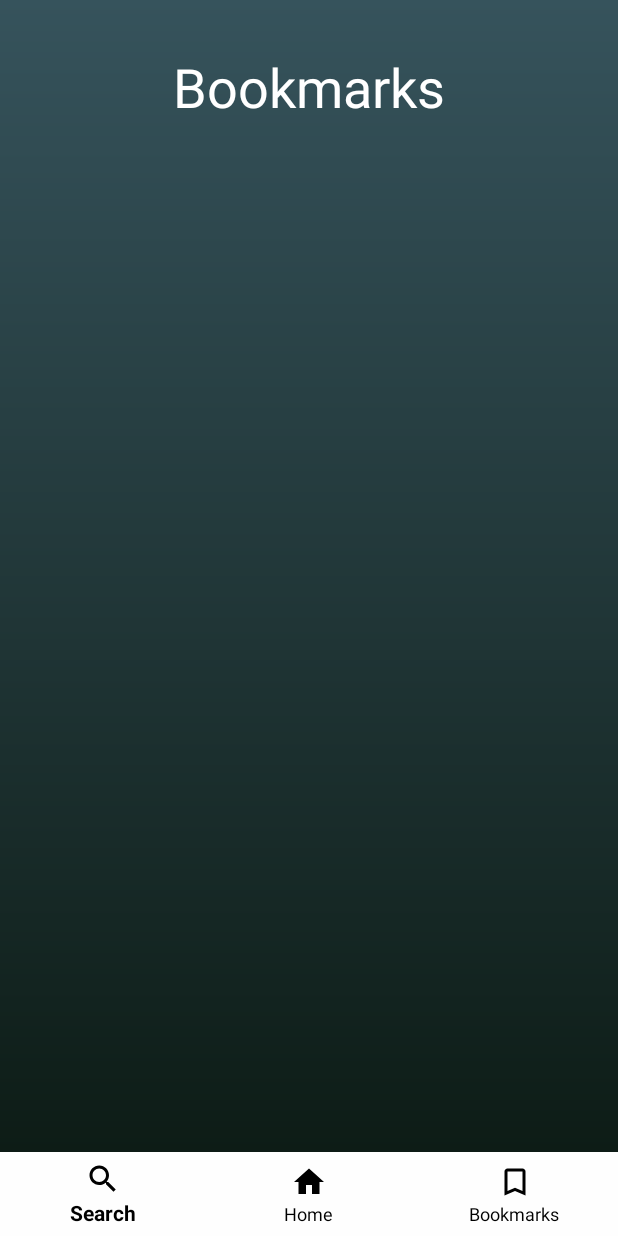
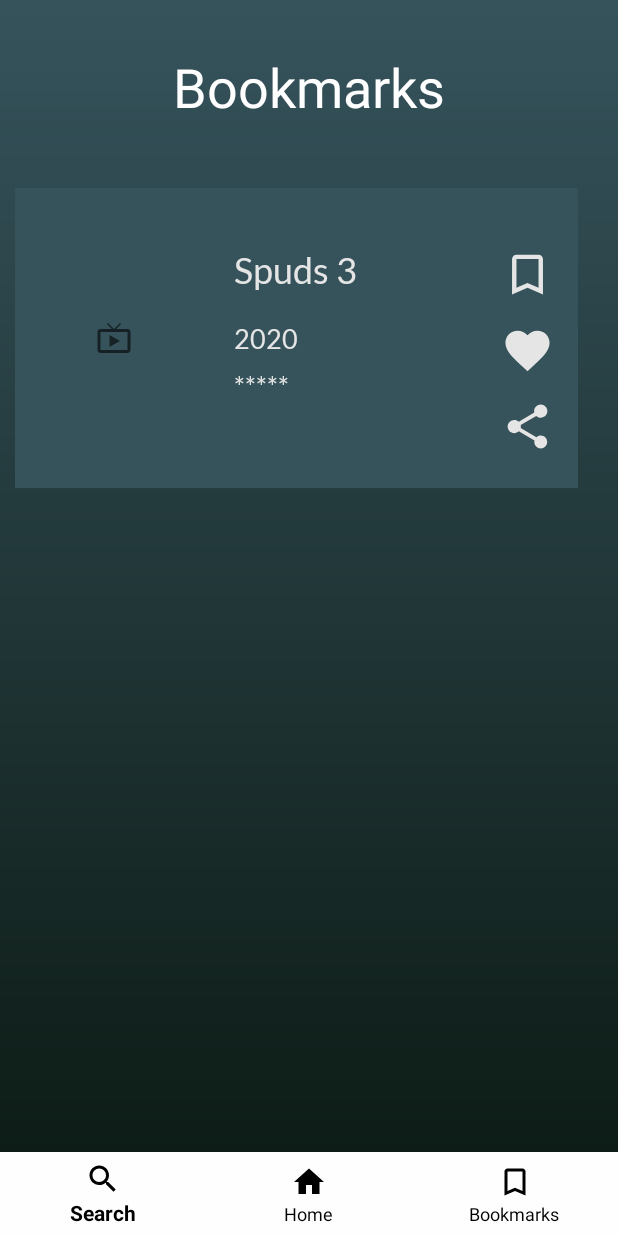
Before and after one commit to LuMolinari/Couch_Potato, an Android app: the fragment BookmarksFragment placed in its activity, on a phone screen of 412 x 824 dp. Run offline under Robolectric (Android 15) with nearby library versions, the phone set to English and light mode, and no system bars.

Commit message:
Add bookmark items and recyclerview

```diff
--- /dev/null
+++ b/app/src/main/java/com/example/couchpotato/BookmarkAdapter.java
@@ -0,0 +1,59 @@
+package com.example.couchpotato;
+
+import android.view.LayoutInflater;
+import android.view.View;
+import android.view.ViewGroup;
+import android.widget.ImageView;
+import android.widget.TextView;
+
+import androidx.annotation.NonNull;
+import androidx.recyclerview.widget.RecyclerView;
+
+import java.util.ArrayList;
+
+public class BookmarkAdapter extends RecyclerView.Adapter<BookmarkAdapter.ViewHolder>{
+
+    private ArrayList<BookmarkItem> mBookmarkItems;
+
+    public BookmarkAdapter(ArrayList<BookmarkItem> bookmarkItems){
+        mBookmarkItems = bookmarkItems;
+    }
+
+    public static class ViewHolder extends RecyclerView.ViewHolder {
+        public ImageView moviePoster;
+        public TextView movieTitle, releaseYear, reviewScore;
+
+        public ViewHolder(@NonNull View itemView) {
+            super(itemView);
+            moviePoster = itemView.findViewById(R.id.img_moviePoster);
+            movieTitle = itemView.findViewById(R.id.tv_movieTitle);
+            releaseYear = itemView.findViewById(R.id.tv_releaseYear);
+            reviewScore = itemView.findViewById(R.id.tv_reviewScore);
+
+        }
+    }
+
+    @NonNull
+    @Override
+    public ViewHolder onCreateViewHolder(@NonNull ViewGroup parent, int viewType) {
+        LayoutInflater layoutInflater = LayoutInflater.from(parent.getContext());
+        View view = layoutInflater.inflate(R.layout.item_bookmark, parent, false);
+        ViewHolder viewHolder = new ViewHolder(view);
+        return viewHolder;
+    }
+
+    @Override
+    public void onBindViewHolder(@NonNull ViewHolder holder, int position) {
+        BookmarkItem currentItem = mBookmarkItems.get(position);
+        holder.moviePoster.setImageResource(currentItem.getMoviePoster());
+        holder.movieTitle.setText(currentItem.getMovieTitle());
+        holder.releaseYear.setText(currentItem.getReleaseYear());
+        holder.reviewScore.setText(currentItem.getReviewScore());
+    }
+
+    @Override
+    public int getItemCount() {
+        return mBookmarkItems.size();
+    }
+
+}
--- /dev/null
+++ b/app/src/main/java/com/example/couchpotato/BookmarkItem.java
@@ -0,0 +1,32 @@
+package com.example.couchpotato;
+
+import android.media.Image;
+
+public class BookmarkItem {
+    private int mMoviePoster;
+    private String mMovieTitle, mReleaseYear, mReviewScore;
+
+    public BookmarkItem (int moviePoster, String movieTitle, String releaseYear, String reviewScore){
+        mMoviePoster = moviePoster;
+        mMovieTitle = movieTitle;
+        mReleaseYear = releaseYear;
+        mReviewScore = reviewScore;
+    }
+
+
+    public int getMoviePoster() {
+        return mMoviePoster;
+    }
+
+    public String getMovieTitle() {
+        return mMovieTitle;
+    }
+
+    public String getReleaseYear() {
+        return mReleaseYear;
+    }
+
+    public String getReviewScore() {
+        return mReviewScore;
+    }
+}
--- a/app/src/main/java/com/example/couchpotato/BookmarksFragment.java
+++ b/app/src/main/java/com/example/couchpotato/BookmarksFragment.java
@@ -7,11 +7,42 @@ import android.view.ViewGroup;
 
 import androidx.annotation.NonNull;
 import androidx.annotation.Nullable;
+import androidx.fragment.app.Fragment;
+import androidx.recyclerview.widget.DefaultItemAnimator;
+import androidx.recyclerview.widget.RecyclerView;
 
-public class BookmarksFragment extends androidx.fragment.app.Fragment {
+import java.util.ArrayList;
+
+public class BookmarksFragment extends Fragment {
+
+    RecyclerView bookmarkRecyclerView;
+    BookmarkAdapter bookmarkAdapter;
+    ArrayList<BookmarkItem> bookmarkItems;
+
+    public BookmarksFragment(){
+
+    }
+
+    @Override
+    public void onCreate(Bundle savedInstanceState) {
+        super.onCreate(savedInstanceState);
+    }
+
     @Nullable
     @Override
     public View onCreateView(@NonNull LayoutInflater inflater, @Nullable ViewGroup container, @Nullable Bundle savedInstanceState) {
-        return inflater.inflate(R.layout.bookmarks_fragment, container, false);
+        bookmarkItems = new ArrayList<>();
+        bookmarkItems.add(new BookmarkItem(R.drawable.ic_baseline_live_tv_24, "Spuds 3", "2020", "*****"));
+
+        // build recycler view
+        final View rootView = inflater.inflate(R.layout.bookmarks_fragment, container, false);
+        bookmarkRecyclerView = (RecyclerView) rootView.findViewById(R.id.bookmarksRecyclerView);
+        bookmarkRecyclerView.setHasFixedSize(true);
+        bookmarkAdapter = new BookmarkAdapter(bookmarkItems);
+        bookmarkRecyclerView.setAdapter(bookmarkAdapter);
+        bookmarkRecyclerView.setItemAnimator(new DefaultItemAnimator());
+
+        return rootView;
     }
+
 }
--- a/app/src/main/res/layout/bookmarks_fragment.xml
+++ b/app/src/main/res/layout/bookmarks_fragment.xml
@@ -3,7 +3,9 @@
     xmlns:app="http://schemas.android.com/apk/res-auto"
     android:layout_width="match_parent"
     android:layout_height="match_parent"
-    android:background="@drawable/gradient_background">
+    xmlns:tools="http://schemas.android.com/tools"
+    android:background="@drawable/gradient_background"
+    tools:context=".BookmarksFragment">
 
     <androidx.constraintlayout.widget.Guideline
         android:id="@+id/guideline9"
@@ -25,20 +27,15 @@
         app:layout_constraintTop_toTopOf="parent" />
 
 
-    <ScrollView
-        android:id="@+id/BookmarksScrollView"
+    <androidx.recyclerview.widget.RecyclerView
+        android:id="@+id/bookmarksRecyclerView"
         android:layout_width="0dp"
         android:layout_height="0dp"
         android:layout_margin="10dp"
         app:layout_constraintBottom_toBottomOf="parent"
         app:layout_constraintEnd_toEndOf="parent"
         app:layout_constraintStart_toStartOf="parent"
-        app:layout_constraintTop_toTopOf="@+id/guideline9">
-
-        <LinearLayout
-            android:layout_width="match_parent"
-            android:layout_height="wrap_content"
-            android:orientation="vertical" />
-    </ScrollView>
+        app:layout_constraintTop_toTopOf="@+id/guideline9"
+        app:layoutManager="androidx.recyclerview.widget.LinearLayoutManager" />
 
 </androidx.constraintlayout.widget.ConstraintLayout>
--- /dev/null
+++ b/app/src/main/res/layout/item_bookmark.xml
@@ -0,0 +1,99 @@
+<?xml version="1.0" encoding="utf-8"?>
+<androidx.constraintlayout.widget.ConstraintLayout
+    xmlns:android="http://schemas.android.com/apk/res/android"
+    xmlns:app="http://schemas.android.com/apk/res-auto"
+    xmlns:tools="http://schemas.android.com/tools"
+    android:layout_width="375dp"
+    android:layout_height="200dp"
+    android:background="@color/textFieldBackground" >
+
+
+    <ImageView
+        android:id="@+id/img_moviePoster"
+        android:layout_width="100dp"
+        android:layout_height="wrap_content"
+        android:layout_marginStart="16dp"
+        android:layout_marginLeft="16dp"
+        android:textColor="@color/whiteText"
+        app:layout_constraintBottom_toBottomOf="parent"
+        app:layout_constraintStart_toStartOf="parent"
+        app:layout_constraintTop_toTopOf="parent"
+        tools:srcCompat="@tools:sample/avatars" />
+
+    <TextView
+        android:id="@+id/tv_movieTitle"
+        android:layout_width="wrap_content"
+        android:layout_height="wrap_content"
+        android:layout_marginStart="30dp"
+        android:layout_marginLeft="30dp"
+        android:layout_marginTop="40dp"
+        android:fontFamily="@font/lato"
+        android:text="Movie Title"
+        android:textSize="24sp"
+        android:textColor="@color/whiteText"
+        app:layout_constraintStart_toEndOf="@+id/img_moviePoster"
+        app:layout_constraintTop_toTopOf="parent" />
+
+    <TextView
+        android:id="@+id/tv_releaseYear"
+        android:layout_width="wrap_content"
+        android:layout_height="wrap_content"
+        android:layout_marginTop="20dp"
+        android:text="Release Year"
+        android:fontFamily="@font/lato"
+        android:textSize="18sp"
+        android:textColor="@color/whiteText"
+        app:layout_constraintStart_toStartOf="@+id/tv_movieTitle"
+        app:layout_constraintTop_toBottomOf="@+id/tv_movieTitle" />
+
+    <TextView
+        android:id="@+id/tv_reviewScore"
+        android:layout_width="wrap_content"
+        android:layout_height="wrap_content"
+        android:layout_marginTop="10dp"
+        android:text="Review Score"
+        android:fontFamily="@font/lato"
+        android:textSize="18sp"
+        android:textColor="@color/whiteText"
+        app:layout_constraintStart_toStartOf="@+id/tv_releaseYear"
+        app:layout_constraintTop_toBottomOf="@+id/tv_releaseYear" />
+
+    <ImageView
+        android:id="@+id/img_bookmark"
+        android:layout_width="35dp"
+        android:layout_height="35dp"
+        android:layout_marginTop="40dp"
+        android:layout_marginEnd="16dp"
+        android:layout_marginRight="16dp"
+        app:layout_constraintEnd_toEndOf="parent"
+        app:layout_constraintHorizontal_bias="1.0"
+        app:layout_constraintStart_toEndOf="@+id/tv_movieTitle"
+        app:layout_constraintTop_toTopOf="parent"
+        android:background="@drawable/ic_baseline_bookmark_border_24"
+        android:backgroundTint="@color/whiteText"/>
+
+    <ImageView
+        android:id="@+id/img_like"
+        android:layout_width="35dp"
+        android:layout_height="35dp"
+        android:layout_marginTop="15dp"
+        android:layout_marginEnd="16dp"
+        android:layout_marginRight="16dp"
+        android:background="@drawable/ic_baseline_favorite_24"
+        android:backgroundTint="@color/whiteText"
+        app:layout_constraintEnd_toEndOf="parent"
+        app:layout_constraintStart_toStartOf="@+id/img_bookmark"
+        app:layout_constraintTop_toBottomOf="@+id/img_bookmark" />
+
+    <ImageView
+        android:id="@+id/img_share"
+        android:layout_width="35dp"
+        android:layout_height="35dp"
+        android:layout_marginTop="15dp"
+        android:layout_marginEnd="16dp"
+        android:layout_marginRight="16dp"
+        android:background="@drawable/ic_baseline_share_24"
+        android:backgroundTint="@color/whiteText"
+        app:layout_constraintEnd_toEndOf="parent"
+        app:layout_constraintTop_toBottomOf="@+id/img_like" />
+</androidx.constraintlayout.widget.ConstraintLayout>
--- a/app/src/main/res/layout/my_account_fragment.xml
+++ b/app/src/main/res/layout/my_account_fragment.xml
@@ -31,6 +31,7 @@
         android:background="@null"
         android:drawableStart="@drawable/ic_baseline_live_tv_24"
         android:drawableLeft="@drawable/ic_baseline_live_tv_24"
+        android:drawableTint="@color/whiteText"
         android:ems="7"
         android:gravity="center"
         android:text="@string/streaming_subscriptions"
@@ -47,7 +48,7 @@
         android:background="@null"
         android:drawableStart="@drawable/ic_baseline_settings_24"
         android:drawableLeft="@drawable/ic_baseline_settings_24"
-
+        android:drawableTint="@color/whiteText"
         android:ems="7"
         android:gravity="center"
         android:text="@string/account_settings"
@@ -64,7 +65,7 @@
         android:background="@null"
         android:drawableStart="@drawable/ic_baseline_favorite_24"
         android:drawableLeft="@drawable/ic_baseline_favorite_24"
-
+        android:drawableTint="@color/whiteText"
         android:ems="7"
         android:gravity="center"
         android:text="@string/favorites"
@@ -80,7 +81,8 @@
         android:layout_height="wrap_content"
         android:background="@null"
         android:drawableStart="@drawable/ic_baseline_share_24"
-        android:drawableLeft="@drawable/ic_baseline_favorite_24"
+        android:drawableLeft="@drawable/ic_baseline_share_24"
+        android:drawableTint="@color/whiteText"
         android:ems="7"
         android:gravity="center"
         android:text="@string/recommend"
```
